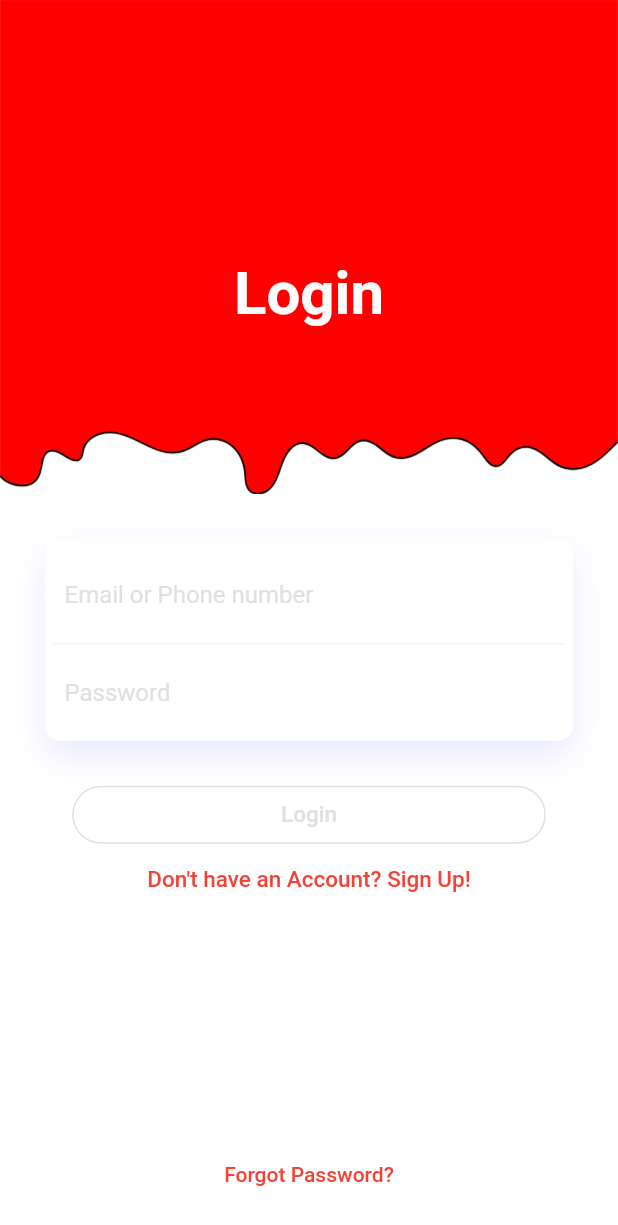
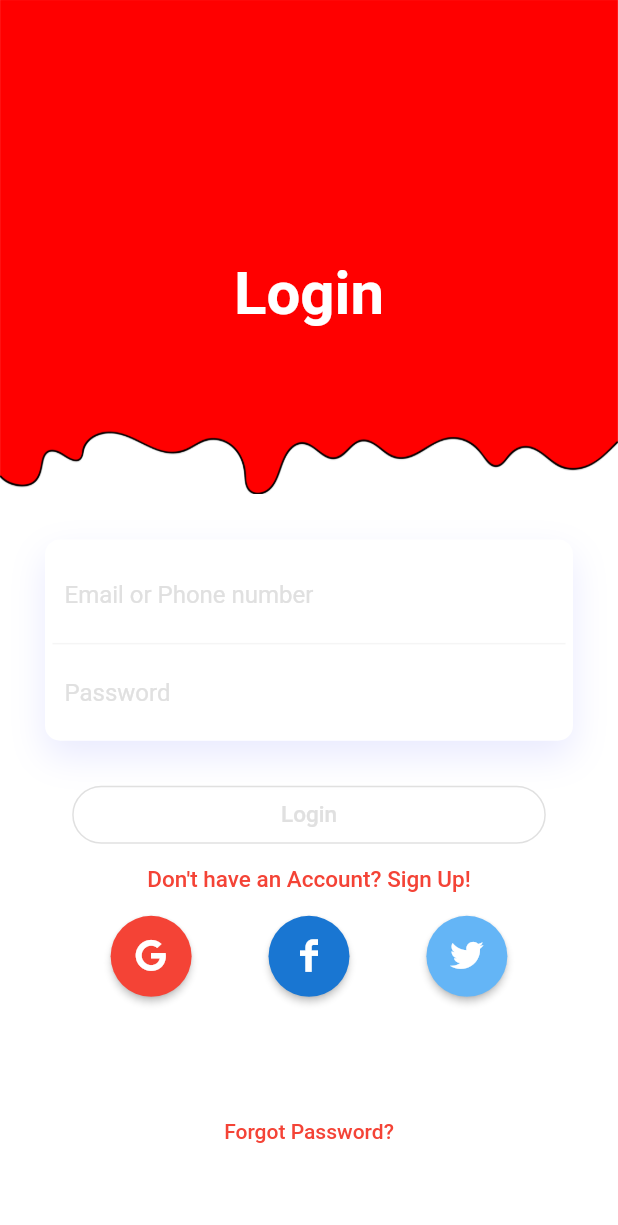
Before and after one commit to Anti-Alpha/JamLab, a Flutter app: the screen it shows after launch, on a phone screen of 412 x 824 dp. Shown: the top 1225 px of the screen. Run offline on Flutter 3.47's test engine with Material 2 defaults, Android fonts, the phone set to English and light mode, and no system bars; our stand-ins replace firebase_auth, flutter_screenutil, google_sign_in, simple_animations; missing offline and left inert: flutter_auth_buttons; accounts and stored records are empty.

Commit message:
Add buttons and functions for sign up

```diff
--- /dev/null
+++ b/group/lib/Presentation/my_flutter_app_icons.dart
@@ -0,0 +1,13 @@
+import 'package:flutter/widgets.dart';
+
+class MyFlutterApp {
+  MyFlutterApp._();
+
+  static const _kFontFam = 'MyFlutterApp';
+  static const _kFontPkg = null;
+
+  static const IconData google__g__logo = IconData(0xe800, fontFamily: _kFontFam, fontPackage: _kFontPkg);
+  static const IconData google = IconData(0xf1a0, fontFamily: _kFontFam, fontPackage: _kFontPkg);
+  static const IconData twitter = IconData(0xf309, fontFamily: _kFontFam, fontPackage: _kFontPkg);
+  static const IconData facebook = IconData(0xf30c, fontFamily: _kFontFam, fontPackage: _kFontPkg);
+}
--- a/group/lib/Screens/LoginScreen.dart
+++ b/group/lib/Screens/LoginScreen.dart
@@ -2,7 +2,7 @@ import 'package:firebase_auth/firebase_auth.dart';
 import 'package:flutter/material.dart';
 import 'package:group/Animation/FadeAnimation.dart';
 import 'package:flutter_screenutil/flutter_screenutil.dart';
-
+import '../Presentation/my_flutter_app_icons.dart';
 import 'dart:async';
 import 'dart:convert' show json;
 
@@ -86,6 +86,7 @@ import 'package:google_sign_in/google_sign_in.dart';
                 ),
               ),
             ),
+
             Padding(
                 padding: EdgeInsets.all(30.0),
                 child: Column(
@@ -144,7 +145,7 @@ import 'package:google_sign_in/google_sign_in.dart';
                   width: 0.7664.wp,
                   child: OutlineButton(
                     onPressed: () {
-                      signInWithEmailPassword();
+                      signUpWithEmailPassword();
                     },
                     shape: new RoundedRectangleBorder(
                         borderRadius: BorderRadius.circular(30.0)),
@@ -163,32 +164,61 @@ import 'package:google_sign_in/google_sign_in.dart';
               child: Text("Don't have an Account? Sign Up!",
               style: TextStyle(fontSize: 15.0),),
             ),
-            SizedBox(height: 0.1.hp),
-//            Container(
-//              child: _isLoggedIn?
-//                  Column(
-//                    children: <Widget>[
-//                      Image.network(
-//                        _googleSignIn.currentUser.photoUrl,
-//                        height: 50.0,
-//                        width: 50.0,
-//                      ),
-//                      Text(_googleSignIn.currentUser.displayName),
-//                      OutlineButton(
-//                        child: Text("Logout"),
-//                        onPressed: () {
-//                          _logout();
-//                        },
-//                      )
-//                    ],
-//                  )
-//              :GoogleSignInButton(
-//                onPressed: () {
-//                  _login();
-//                },
-//              )
-//
-//            ),
+            Container (
+              width: 0.7664.wp,
+              child: Row(
+              children: <Widget>[
+                Expanded(
+                child: RawMaterialButton(
+                  onPressed: () {_login();},
+                  elevation: 2.0,
+                  fillColor: Colors.red,
+                  child: Icon(MyFlutterApp.google, color: Colors.white),
+                  padding: EdgeInsets.all(15.0),
+                  shape: CircleBorder(),
+                ),),
+                Expanded(
+                child: RawMaterialButton(
+                  onPressed: () {},
+                  elevation: 2.0,
+                  fillColor: Colors.blue[700],
+                  child: Icon(MyFlutterApp.facebook, color: Colors.white),
+                  padding: EdgeInsets.all(15.0),
+                  shape: CircleBorder(),
+                ),),
+                Expanded(
+                child: RawMaterialButton(
+                  onPressed: () {},
+                  elevation: 2.0,
+                  fillColor: Colors.blue[300],
+                  child: Icon(MyFlutterApp.twitter, color: Colors.white,),
+                  padding: EdgeInsets.all(15.0),
+                  shape: CircleBorder(),
+                ),),
+              ],
+            ),
+            ),
+            Container(
+              child: _isLoggedIn?
+                  Column(
+                    children: <Widget>[
+                      Image.network(
+                        _googleSignIn.currentUser.photoUrl,
+                        height: 50.0,
+                        width: 50.0,
+                      ),
+                      Text(_googleSignIn.currentUser.displayName),
+                      OutlineButton(
+                        child: Text("Logout"),
+                        onPressed: () {
+                          _logout();
+                        },
+                      )
+                    ],
+                  )
+              :null
+
+            ),
             SizedBox(
               height: 0.08.hp,
             ),
@@ -202,7 +232,7 @@ import 'package:google_sign_in/google_sign_in.dart';
                     child: Text("Forgot Password?"),
                   ),
                 ))
-          ],
+        ],
         ),
       )),
     );
```
Also changed, not shown: group/pubspec.yaml (+13 -2 lines), group/fonts/MyFlutterApp.ttf (added), group/pubspec.lock.
